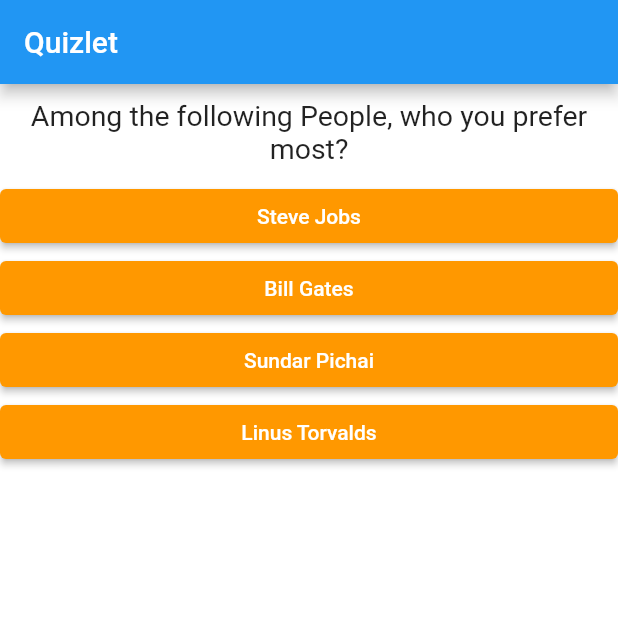
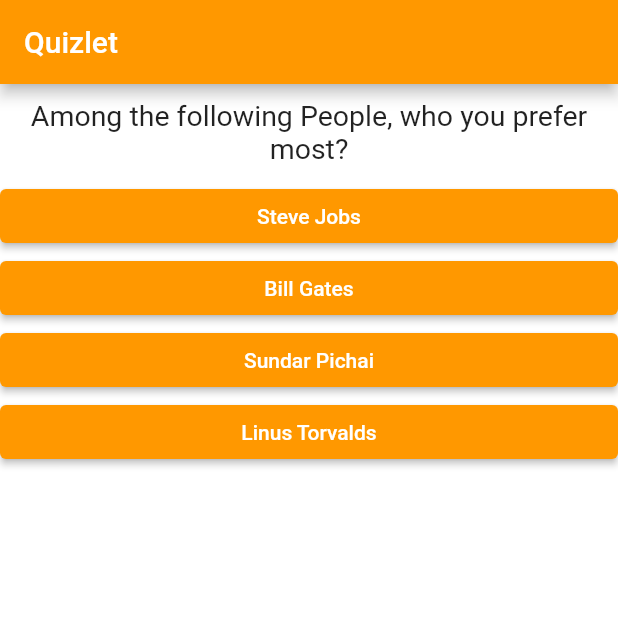
Before and after one commit to ShahriyarHussain/flutter_complete_guide, a Flutter app: the screen it shows after launch, on a phone screen of 412 x 824 dp, the top half of it. Run offline on Flutter 3.47's test engine with Material 2 defaults, Android fonts, the phone set to English and light mode, and no system bars.

```diff
--- a/lib/main.dart
+++ b/lib/main.dart
@@ -1,4 +1,3 @@
-import 'dart:math';
 import 'package:flutter/material.dart';
 
 import './quiz.dart';
@@ -89,6 +88,7 @@ class _MyAppState extends State<MyApp> {
       home: Scaffold(
         appBar: AppBar(
           title: const Text('Quizlet'),
+          backgroundColor: Colors.orange,
         ),
         backgroundColor: (Colors.white),
         body: _questionIndex < _questions.length
```
